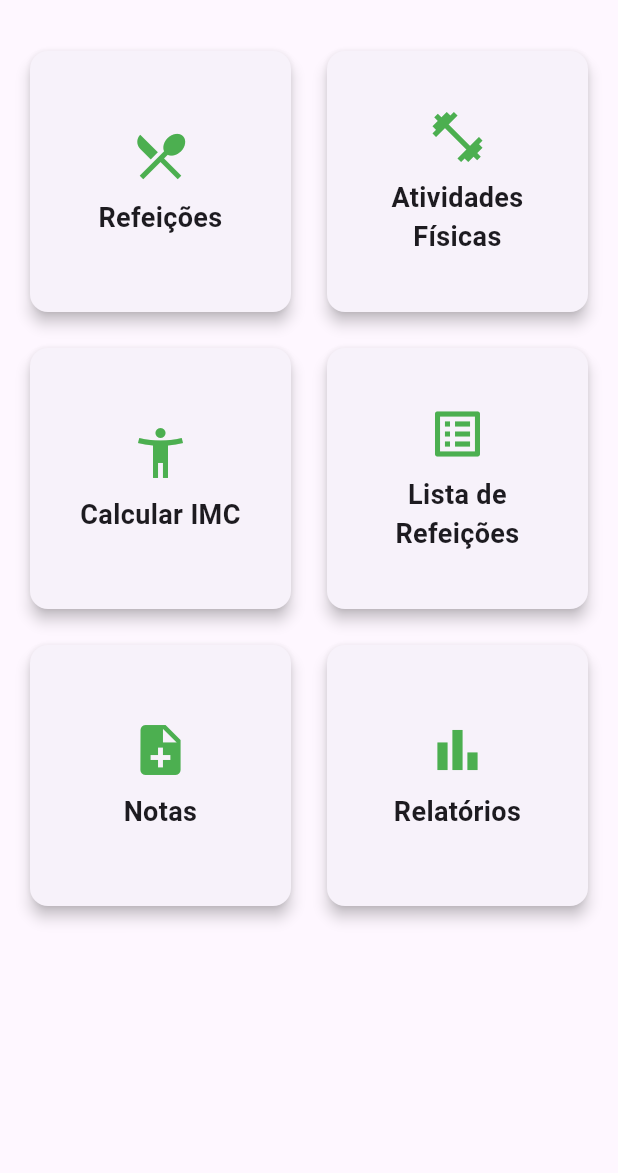
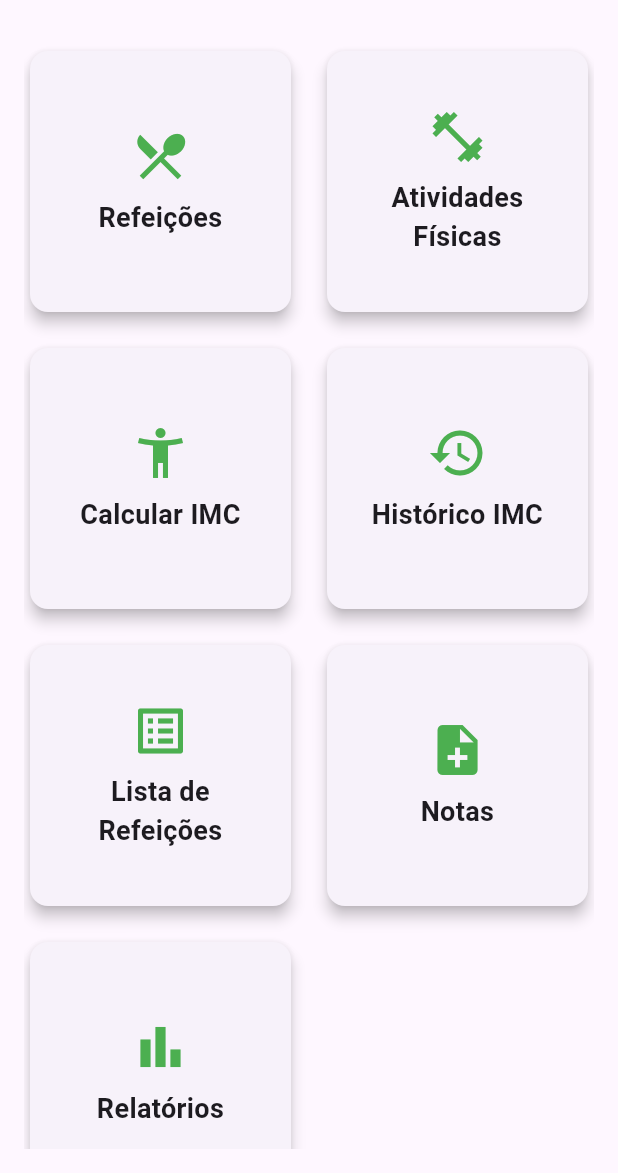
Before and after one commit to levi13/saudebahia, a Flutter app: the screen it shows after launch, on a phone screen of 412 x 824 dp, the part 63-1236 px from its top. Run offline on Flutter 3.47's test engine with Material 3 defaults, Android fonts, the phone set to English and light mode, and no system bars; our stand-ins replace sqflite; accounts and stored records are empty.

Commit message:
Update dashboard_screen.dart

```diff
--- a/lib/screens/dashboard_screen.dart
+++ b/lib/screens/dashboard_screen.dart
@@ -47,6 +47,14 @@ class DashboardScreen extends StatelessWidget {
               title: 'Calcular IMC',
               onTap: () {
                 Navigator.pushNamed(context, '/imc');
+              },
+            ),
+            _buildDashboardCard(
+              context,
+              icon: Icons.history,
+              title: 'Histórico IMC',
+              onTap: () {
+                Navigator.pushNamed(context, '/imc_historico');
               },
             ),
             _buildDashboardCard(
```
